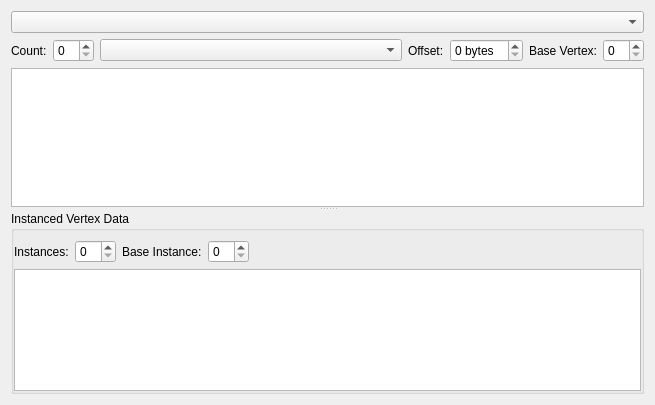
Qt form src/vogleditor/vogleditor_qvertexarrayexplorer.ui (ValveSoftware/vogl) before a commit.
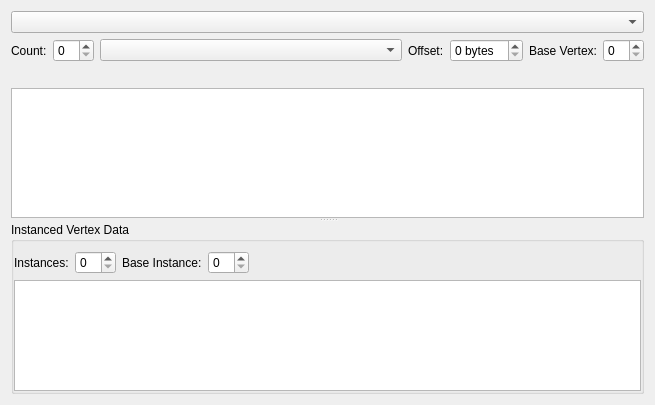
The same form after that commit.

```diff
--- a/src/vogleditor/vogleditor_qvertexarrayexplorer.ui
+++ b/src/vogleditor/vogleditor_qvertexarrayexplorer.ui
@@ -78,6 +78,26 @@
      </item>
     </layout>
    </item>
+   <item>
+    <layout class="QHBoxLayout" name="horizontalLayout_4">
+     <item>
+      <layout class="QHBoxLayout" name="horizontalLayout_3"/>
+     </item>
+     <item>
+      <spacer name="horizontalSpacer_2">
+       <property name="orientation">
+        <enum>Qt::Horizontal</enum>
+       </property>
+       <property name="sizeHint" stdset="0">
+        <size>
+         <width>40</width>
+         <height>20</height>
+        </size>
+       </property>
+      </spacer>
+     </item>
+    </layout>
+   </item>
    <item>
     <widget class="QSplitter" name="splitter">
      <property name="orientation">
```
